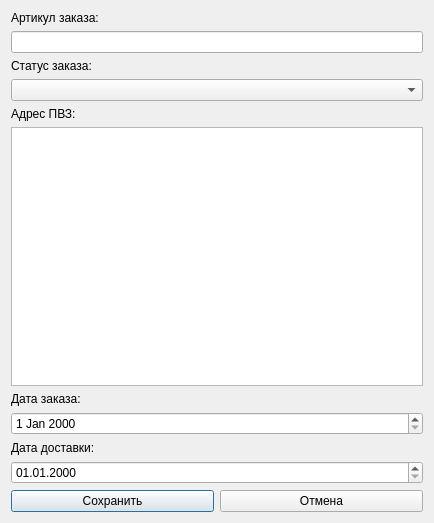
Before: the Qt Designer form design/order_edit_window.ui in Herehs/DemoExam, drawn with Qt 5.
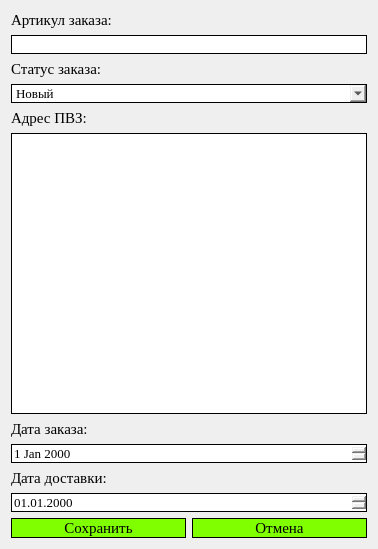
After: the same form once the commit is applied.

```diff
--- a/design/order_edit_window.ui
+++ b/design/order_edit_window.ui
@@ -6,8 +6,8 @@
    <rect>
     <x>0</x>
     <y>0</y>
-    <width>434</width>
-    <height>523</height>
+    <width>378</width>
+    <height>549</height>
    </rect>
   </property>
   <property name="windowTitle">
@@ -19,10 +19,41 @@
      <item>
       <layout class="QGridLayout" name="gridLayout">
        <item row="1" column="0">
-        <widget class="QLineEdit" name="lineEdit"/>
+        <widget class="QLineEdit" name="articul_input">
+         <property name="font">
+          <font>
+           <family>Times New Roman</family>
+           <pointsize>10</pointsize>
+          </font>
+         </property>
+         <property name="styleSheet">
+          <string notr="true">#articul_input {
+    border: 1px solid black;
+}
+
+#articul_input:focus {
+    border-color: #00FA9A;
+}</string>
+         </property>
+        </widget>
        </item>
        <item row="9" column="0">
-        <widget class="QDateEdit" name="dateEdit_2">
+        <widget class="QDateEdit" name="delivery_date">
+         <property name="font">
+          <font>
+           <family>Times New Roman</family>
+           <pointsize>10</pointsize>
+          </font>
+         </property>
+         <property name="styleSheet">
+          <string notr="true">#delivery_date {
+    border: 1px solid black;
+}
+
+#delivery_date:focus {
+    border-color: #00FA9A;
+}</string>
+         </property>
          <property name="dateTime">
           <datetime>
            <hour>0</hour>
@@ -42,10 +73,32 @@
         </widget>
        </item>
        <item row="7" column="0">
-        <widget class="QDateEdit" name="dateEdit"/>
+        <widget class="QDateEdit" name="date_order">
+         <property name="font">
+          <font>
+           <family>Times New Roman</family>
+           <pointsize>10</pointsize>
+          </font>
+         </property>
+         <property name="styleSheet">
+          <string notr="true">#date_order {
+    border: 1px solid black;
+}
+
+#date_order:focus {
+    border-color: #00FA9A;
+}</string>
+         </property>
+        </widget>
        </item>
        <item row="4" column="0">
         <widget class="QLabel" name="label_3">
+         <property name="font">
+          <font>
+           <family>Times New Roman</family>
+           <pointsize>11</pointsize>
+          </font>
+         </property>
          <property name="text">
           <string>Адрес ПВЗ:</string>
          </property>
@@ -53,6 +106,12 @@
        </item>
        <item row="2" column="0">
         <widget class="QLabel" name="label_2">
+         <property name="font">
+          <font>
+           <family>Times New Roman</family>
+           <pointsize>11</pointsize>
+          </font>
+         </property>
          <property name="text">
           <string>Статус заказа:</string>
          </property>
@@ -60,19 +119,75 @@
        </item>
        <item row="0" column="0">
         <widget class="QLabel" name="label">
+         <property name="font">
+          <font>
+           <family>Times New Roman</family>
+           <pointsize>11</pointsize>
+           <weight>50</weight>
+           <bold>false</bold>
+          </font>
+         </property>
          <property name="text">
           <string>Артикул заказа:</string>
          </property>
         </widget>
        </item>
        <item row="3" column="0">
-        <widget class="QComboBox" name="comboBox"/>
+        <widget class="QComboBox" name="status_input">
+         <property name="font">
+          <font>
+           <family>Times New Roman</family>
+           <pointsize>10</pointsize>
+          </font>
+         </property>
+         <property name="styleSheet">
+          <string notr="true">#status_input {
+    border: 1px solid black;
+}
+
+#status_input:hover {
+    border-color: #00FA9A;
+}</string>
+         </property>
+         <item>
+          <property name="text">
+           <string>Новый</string>
+          </property>
+         </item>
+         <item>
+          <property name="text">
+           <string>Завершен</string>
+          </property>
+         </item>
+        </widget>
        </item>
        <item row="5" column="0">
-        <widget class="QTextEdit" name="textEdit"/>
+        <widget class="QTextEdit" name="adres_pvz_input">
+         <property name="font">
+          <font>
+           <family>Times New Roman</family>
+           <pointsize>10</pointsize>
+          </font>
+         </property>
+         <property name="styleSheet">
+          <string notr="true">#adres_pvz_input {
+    border: 1px solid black;
+}
+
+#adres_pvz_input:focus {
+    border-color: #00FA9A;
+}</string>
+         </property>
+        </widget>
        </item>
        <item row="8" column="0">
         <widget class="QLabel" name="label_5">
+         <property name="font">
+          <font>
+           <family>Times New Roman</family>
+           <pointsize>11</pointsize>
+          </font>
+         </property>
          <property name="text">
           <string>Дата доставки:</string>
          </property>
@@ -80,6 +195,12 @@
        </item>
        <item row="6" column="0">
         <widget class="QLabel" name="label_4">
+         <property name="font">
+          <font>
+           <family>Times New Roman</family>
+           <pointsize>11</pointsize>
+          </font>
+         </property>
          <property name="text">
           <string>Дата заказа:</string>
          </property>
@@ -90,14 +211,58 @@
      <item>
       <layout class="QHBoxLayout" name="horizontalLayout">
        <item>
-        <widget class="QPushButton" name="pushButton">
+        <widget class="QPushButton" name="save_button">
+         <property name="minimumSize">
+          <size>
+           <width>0</width>
+           <height>20</height>
+          </size>
+         </property>
+         <property name="font">
+          <font>
+           <family>Times New Roman</family>
+           <pointsize>11</pointsize>
+          </font>
+         </property>
+         <property name="styleSheet">
+          <string notr="true">#save_button {
+    background-color: #7FFF00;
+    border: 1px solid black;
+}
+
+#save_button:hover {
+    background-color: #00FA9A;
+}</string>
+         </property>
          <property name="text">
           <string>Сохранить</string>
          </property>
         </widget>
        </item>
        <item>
-        <widget class="QPushButton" name="pushButton_2">
+        <widget class="QPushButton" name="cancel_button">
+         <property name="minimumSize">
+          <size>
+           <width>0</width>
+           <height>20</height>
+          </size>
+         </property>
+         <property name="font">
+          <font>
+           <family>Times New Roman</family>
+           <pointsize>11</pointsize>
+          </font>
+         </property>
+         <property name="styleSheet">
+          <string notr="true">#cancel_button {
+    background-color: #7FFF00;
+    border: 1px solid black;
+}
+
+#cancel_button:hover {
+    background-color: #00FA9A;
+}</string>
+         </property>
          <property name="text">
           <string>Отмена</string>
          </property>
```
